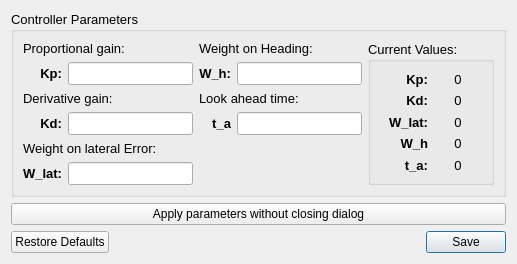
Qt form modules/steeringwheelcontrol/action/swcontrollers/ui/pd_settings_ui.ui (tud-hri/joan) before a commit.
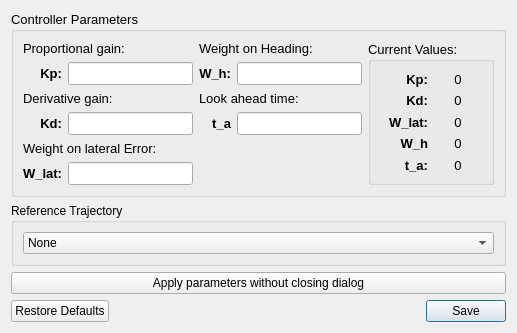
The same form after that commit.

Commit message: Settings load and save now work in steeringwheelcontrol Furthermore updated UIs and moved trajectory selection to settings

Patch:
```diff
--- a/modules/steeringwheelcontrol/action/swcontrollers/ui/pd_settings_ui.ui
+++ b/modules/steeringwheelcontrol/action/swcontrollers/ui/pd_settings_ui.ui
@@ -7,7 +7,7 @@
     <x>0</x>
     <y>0</y>
     <width>517</width>
-    <height>243</height>
+    <height>322</height>
    </rect>
   </property>
   <property name="windowTitle">
@@ -422,6 +422,13 @@
     </widget>
    </item>
    <item row="3" column="1">
+    <widget class="QPushButton" name="btn_apply_parameters">
+     <property name="text">
+      <string>Apply parameters without closing dialog</string>
+     </property>
+    </widget>
+   </item>
+   <item row="4" column="1">
     <widget class="QDialogButtonBox" name="btnbox_pd_controller_settings">
      <property name="orientation">
       <enum>Qt::Horizontal</enum>
@@ -432,10 +439,54 @@
     </widget>
    </item>
    <item row="2" column="1">
-    <widget class="QPushButton" name="btn_apply_parameters">
-     <property name="text">
-      <string>Apply parameters without closing dialog</string>
+    <widget class="QGroupBox" name="groupBox_3">
+     <property name="title">
+      <string>Reference Trajectory</string>
      </property>
+     <layout class="QGridLayout" name="gridLayout_4">
+      <property name="leftMargin">
+       <number>9</number>
+      </property>
+      <property name="topMargin">
+       <number>9</number>
+      </property>
+      <property name="rightMargin">
+       <number>9</number>
+      </property>
+      <property name="bottomMargin">
+       <number>9</number>
+      </property>
+      <property name="spacing">
+       <number>3</number>
+      </property>
+      <item row="0" column="0">
+       <widget class="QComboBox" name="cmbbox_hcr_selection">
+        <property name="sizePolicy">
+         <sizepolicy hsizetype="Preferred" vsizetype="Fixed">
+          <horstretch>0</horstretch>
+          <verstretch>0</verstretch>
+         </sizepolicy>
+        </property>
+        <property name="minimumSize">
+         <size>
+          <width>250</width>
+          <height>0</height>
+         </size>
+        </property>
+        <property name="font">
+         <font>
+          <weight>50</weight>
+          <bold>false</bold>
+         </font>
+        </property>
+        <item>
+         <property name="text">
+          <string>None</string>
+         </property>
+        </item>
+       </widget>
+      </item>
+     </layout>
     </widget>
    </item>
   </layout>
```
The commit also changes 9 other files.
